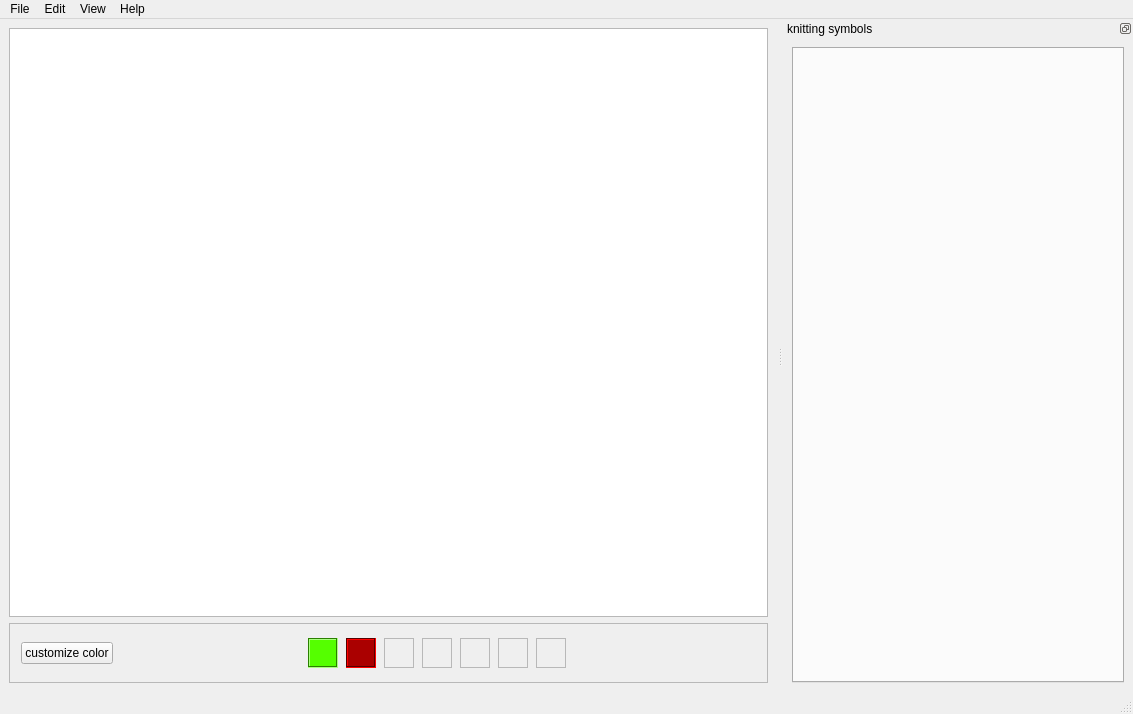
First picture: the form in python_branch/gui/ui/mainWindow.ui, repository haskelladdict/sconcho, before the edit.
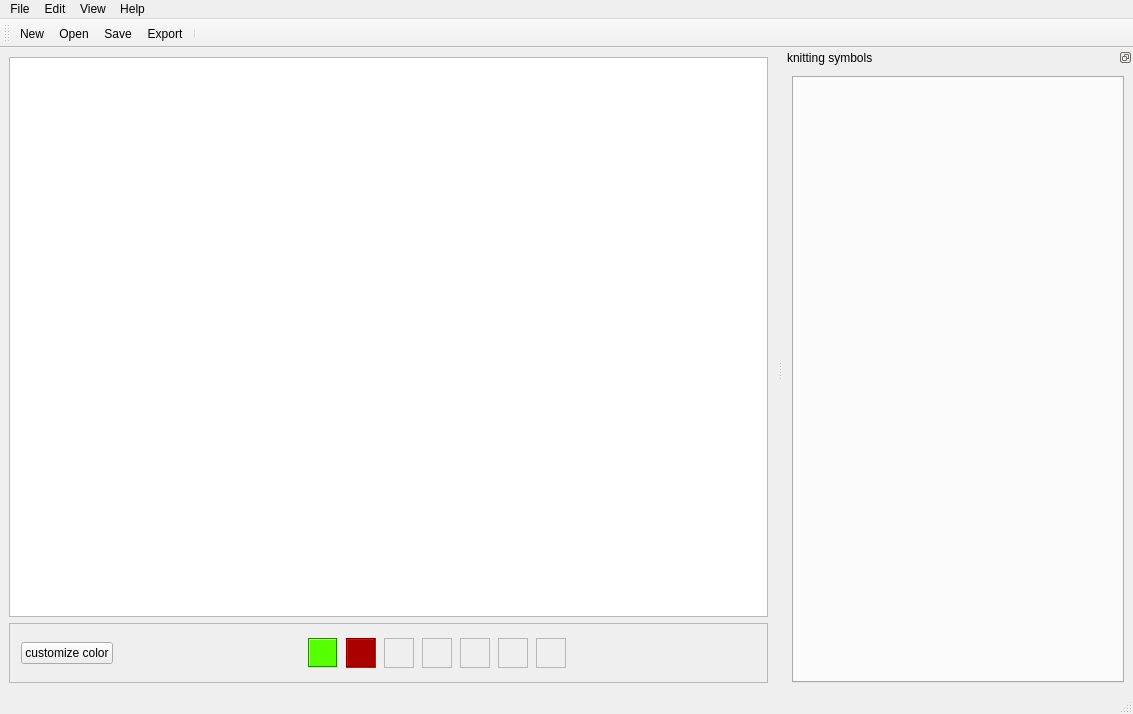
Second picture: the form after the edit. Icons and pictures are not drawn.

Commit message: Added toolbar to main window.

What changed in the file:
```diff
--- a/python_branch/gui/ui/mainWindow.ui
+++ b/python_branch/gui/ui/mainWindow.ui
@@ -1205,6 +1205,22 @@
     </layout>
    </widget>
   </widget>
+  <widget class="QToolBar" name="toolBar">
+   <property name="windowTitle">
+    <string>toolBar</string>
+   </property>
+   <attribute name="toolBarArea">
+    <enum>TopToolBarArea</enum>
+   </attribute>
+   <attribute name="toolBarBreak">
+    <bool>true</bool>
+   </attribute>
+   <addaction name="actionNew"/>
+   <addaction name="actionOpen"/>
+   <addaction name="actionSave"/>
+   <addaction name="actionExport"/>
+   <addaction name="separator"/>
+  </widget>
   <action name="actionAbout_sconcho">
    <property name="text">
     <string>About sconcho</string>
```
Left out of the diff: 2 changed lines with no effect on the pictures. The commit also changes 2 other files.
